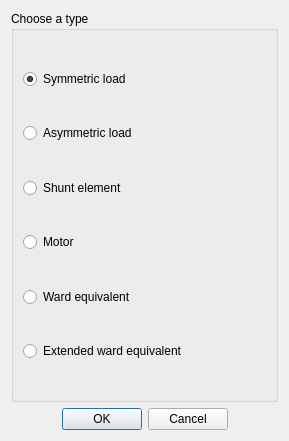
This is src/electricalsim/ui/choose_load_type.ui in aloytag/electrical-grid-simulator as Qt 5 draws it before an edit. The edited form follows.
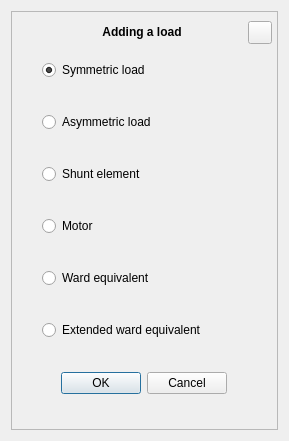
This is the edited form.

Commit message: New animations and fixes for dialog windows

The edit to the form file:
```diff
--- a/src/electricalsim/ui/choose_load_type.ui
+++ b/src/electricalsim/ui/choose_load_type.ui
@@ -27,20 +27,71 @@
   </property>
   <layout class="QVBoxLayout" name="verticalLayout">
    <item>
-    <widget class="QGroupBox" name="groupBox">
-     <property name="title">
-      <string>Choose a type</string>
+    <widget class="QFrame" name="frame_2">
+     <property name="minimumSize">
+      <size>
+       <width>0</width>
+       <height>0</height>
+      </size>
      </property>
-     <layout class="QVBoxLayout" name="verticalLayout_2">
+     <property name="frameShape">
+      <enum>QFrame::Shape::StyledPanel</enum>
+     </property>
+     <property name="frameShadow">
+      <enum>QFrame::Shadow::Raised</enum>
+     </property>
+     <property name="lineWidth">
+      <number>1</number>
+     </property>
+     <layout class="QVBoxLayout" name="verticalLayout_3">
+      <property name="spacing">
+       <number>6</number>
+      </property>
+      <property name="leftMargin">
+       <number>30</number>
+      </property>
+      <property name="rightMargin">
+       <number>5</number>
+      </property>
       <item>
-       <spacer name="verticalSpacer_3">
+       <layout class="QHBoxLayout" name="horizontalLayout_2">
+        <item>
+         <widget class="QLabel" name="label">
+          <property name="text">
+           <string>&lt;html&gt;&lt;head/&gt;&lt;body&gt;&lt;p&gt;&lt;span style=&quot; font-weight:700;&quot;&gt;Adding a load&lt;/span&gt;&lt;/p&gt;&lt;/body&gt;&lt;/html&gt;</string>
+          </property>
+          <property name="textFormat">
+           <enum>Qt::TextFormat::RichText</enum>
+          </property>
+          <property name="alignment">
+           <set>Qt::AlignmentFlag::AlignCenter</set>
+          </property>
+         </widget>
+        </item>
+        <item>
+         <widget class="QToolButton" name="btn_close">
+          <property name="focusPolicy">
+           <enum>Qt::FocusPolicy::NoFocus</enum>
+          </property>
+          <property name="text">
+           <string/>
+          </property>
+         </widget>
+        </item>
+       </layout>
+      </item>
+      <item>
+       <spacer name="verticalSpacer_9">
         <property name="orientation">
-         <enum>Qt::Vertical</enum>
+         <enum>Qt::Orientation::Vertical</enum>
+        </property>
+        <property name="sizeType">
+         <enum>QSizePolicy::Policy::Fixed</enum>
         </property>
         <property name="sizeHint" stdset="0">
          <size>
           <width>20</width>
-          <height>40</height>
+          <height>10</height>
          </size>
         </property>
        </spacer>
@@ -59,7 +110,7 @@
        </widget>
       </item>
       <item>
-       <spacer name="verticalSpacer_4">
+       <spacer name="verticalSpacer_8">
         <property name="orientation">
          <enum>Qt::Vertical</enum>
         </property>
@@ -82,7 +133,7 @@
        </widget>
       </item>
       <item>
-       <spacer name="verticalSpacer_2">
+       <spacer name="verticalSpacer_5">
         <property name="orientation">
          <enum>Qt::Vertical</enum>
         </property>
@@ -105,7 +156,7 @@
        </widget>
       </item>
       <item>
-       <spacer name="verticalSpacer_5">
+       <spacer name="verticalSpacer_2">
         <property name="orientation">
          <enum>Qt::Vertical</enum>
         </property>
@@ -151,7 +202,7 @@
        </widget>
       </item>
       <item>
-       <spacer name="verticalSpacer_7">
+       <spacer name="verticalSpacer_3">
         <property name="orientation">
          <enum>Qt::Vertical</enum>
         </property>
@@ -174,9 +225,62 @@
        </widget>
       </item>
       <item>
-       <spacer name="verticalSpacer_8">
+       <spacer name="verticalSpacer_7">
         <property name="orientation">
-         <enum>Qt::Vertical</enum>
+         <enum>Qt::Orientation::Vertical</enum>
+        </property>
+        <property name="sizeHint" stdset="0">
+         <size>
+          <width>20</width>
+          <height>40</height>
+         </size>
+        </property>
+       </spacer>
+      </item>
+      <item>
+       <layout class="QHBoxLayout" name="horizontalLayout">
+        <item>
+         <spacer name="horizontalSpacer">
+          <property name="orientation">
+           <enum>Qt::Orientation::Horizontal</enum>
+          </property>
+          <property name="sizeHint" stdset="0">
+           <size>
+            <width>40</width>
+            <height>20</height>
+           </size>
+          </property>
+         </spacer>
+        </item>
+        <item>
+         <widget class="QDialogButtonBox" name="buttonBox">
+          <property name="orientation">
+           <enum>Qt::Orientation::Horizontal</enum>
+          </property>
+          <property name="standardButtons">
+           <set>QDialogButtonBox::StandardButton::Cancel|QDialogButtonBox::StandardButton::Ok</set>
+          </property>
+         </widget>
+        </item>
+        <item>
+         <spacer name="horizontalSpacer_2">
+          <property name="orientation">
+           <enum>Qt::Orientation::Horizontal</enum>
+          </property>
+          <property name="sizeHint" stdset="0">
+           <size>
+            <width>65</width>
+            <height>20</height>
+           </size>
+          </property>
+         </spacer>
+        </item>
+       </layout>
+      </item>
+      <item>
+       <spacer name="verticalSpacer_4">
+        <property name="orientation">
+         <enum>Qt::Orientation::Vertical</enum>
         </property>
         <property name="sizeHint" stdset="0">
          <size>
@@ -202,46 +306,6 @@
      </property>
     </spacer>
    </item>
-   <item>
-    <layout class="QHBoxLayout" name="horizontalLayout">
-     <item>
-      <spacer name="horizontalSpacer">
-       <property name="orientation">
-        <enum>Qt::Horizontal</enum>
-       </property>
-       <property name="sizeHint" stdset="0">
-        <size>
-         <width>40</width>
-         <height>20</height>
-        </size>
-       </property>
-      </spacer>
-     </item>
-     <item>
-      <widget class="QDialogButtonBox" name="buttonBox">
-       <property name="orientation">
-        <enum>Qt::Horizontal</enum>
-       </property>
-       <property name="standardButtons">
-        <set>QDialogButtonBox::Cancel|QDialogButtonBox::Ok</set>
-       </property>
-      </widget>
-     </item>
-     <item>
-      <spacer name="horizontalSpacer_2">
-       <property name="orientation">
-        <enum>Qt::Horizontal</enum>
-       </property>
-       <property name="sizeHint" stdset="0">
-        <size>
-         <width>40</width>
-         <height>20</height>
-        </size>
-       </property>
-      </spacer>
-     </item>
-    </layout>
-   </item>
   </layout>
  </widget>
  <resources/>
```
Left out of the diff: 36 changed lines with no effect on the pictures. The commit also changes 11 other files.
